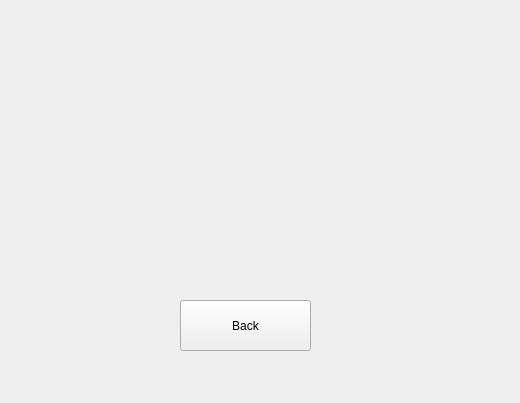
jwoonge/MJJ, file GUI/venv/UI source/STAT UI.ui: the form before one commit.
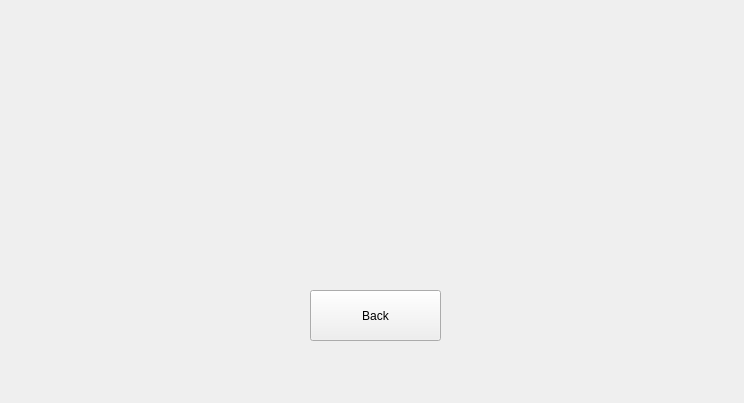
The form after the commit.

Patch:
```diff
--- a/GUI/venv/UI source/STAT UI.ui
+++ b/GUI/venv/UI source/STAT UI.ui
@@ -6,7 +6,7 @@
    <rect>
     <x>0</x>
     <y>0</y>
-    <width>520</width>
+    <width>744</width>
     <height>403</height>
    </rect>
   </property>
@@ -16,8 +16,8 @@
   <widget class="QPushButton" name="stat_exit_button">
    <property name="geometry">
     <rect>
-     <x>180</x>
-     <y>300</y>
+     <x>310</x>
+     <y>290</y>
      <width>131</width>
      <height>51</height>
     </rect>
```
